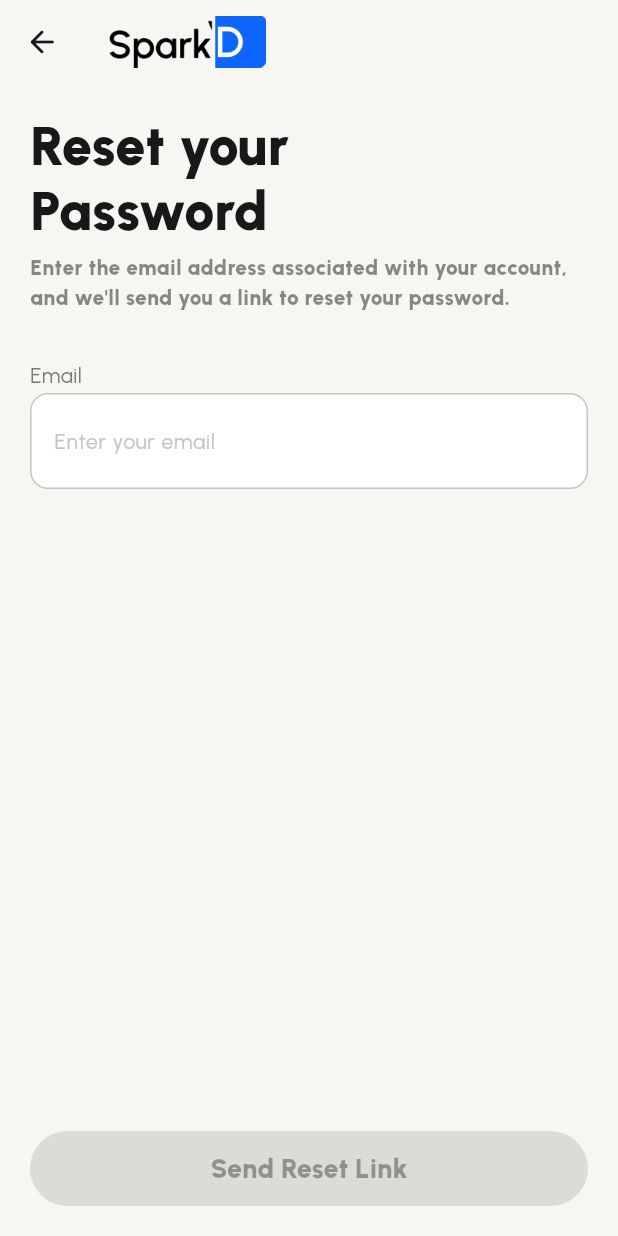
After one commit to ItsAfsalVN/sparkd, a Flutter app: the ForgotPasswordScreen screen opened directly, on a phone screen of 412 x 824 dp. The commit adds this screen. Run offline on Flutter 3.47's test engine with Material 3 defaults, Android fonts, the phone set to English and light mode, and no system bars; our stand-ins replace cloud_firestore, equatable, firebase_auth, firebase_core, flutter_bloc, flutter_dotenv and 7 more; accounts and stored records are empty.

Commit message:
Implemented forgot password upto sending email

```diff
--- a/lib/core/services/service_locator.dart
+++ b/lib/core/services/service_locator.dart
@@ -4,6 +4,7 @@ import 'package:flutter_secure_storage/flutter_secure_storage.dart';
 import 'package:get_it/get_it.dart';
 import 'package:shared_preferences/shared_preferences.dart';
 import 'package:sparkd/features/auth/domain/usecases/create_user_with_email_and_password.dart';
+import 'package:sparkd/features/auth/domain/usecases/forgot_password.dart';
 import 'package:sparkd/features/auth/domain/usecases/link_phone_credential.dart';
 import 'package:sparkd/features/auth/domain/usecases/save_user_profile.dart';
 import 'package:sparkd/features/spark/data/datasources/static_skill_data_source.dart';
@@ -22,6 +23,7 @@ import 'package:sparkd/features/auth/domain/usecases/login_user.dart';
 import 'package:sparkd/features/auth/presentation/bloc/auth_bloc.dart';
 import 'package:sparkd/features/auth/presentation/bloc/phone/phone_bloc.dart';
 import 'package:sparkd/features/auth/presentation/bloc/sign_in/sign_in_bloc.dart';
+import 'package:sparkd/features/auth/presentation/bloc/forgot_password/forgot_password_bloc.dart';
 
 final sl = GetIt.instance;
 
@@ -50,6 +52,8 @@ Future<void> init() async {
 
   sl.registerFactory(() => SignInBloc(loginUserUseCase: sl()));
 
+  sl.registerFactory(() => ForgotPasswordBloc(forgotPasswordUseCase: sl()));
+
   sl.registerFactory(
     () => SkillsBloc(signUpDataRepository: sl(), staticDataSource: sl()),
   );
@@ -67,6 +71,7 @@ Future<void> init() async {
   );
   sl.registerLazySingleton(() => SaveUserProfileUseCase(authRepository: sl()));
   sl.registerLazySingleton(() => LoginUserUseCase(authRepository: sl()));
+  sl.registerLazySingleton(() => ForgotPasswordUseCase(authRepository: sl()));
 
   // Repositories
   sl.registerLazySingleton<AuthRepository>(
--- a/lib/features/auth/data/datasources/auth_remote_data_source.dart
+++ b/lib/features/auth/data/datasources/auth_remote_data_source.dart
@@ -25,6 +25,8 @@ abstract class AuthRemoteDataSource {
     required String email,
     required String password,
   });
+
+  Future<void> forgotPassword({required String email});
 }
 
 class AuthRemoteDataSourceImplementation extends AuthRemoteDataSource {
@@ -198,4 +200,17 @@ class AuthRemoteDataSourceImplementation extends AuthRemoteDataSource {
     }
   }
 
+  @override
+  Future<void> forgotPassword({required String email}) {
+    try {
+      return firebaseAuth.sendPasswordResetEmail(email: email);
+    } on FirebaseAuthException catch (error) {
+      throw Exception(
+        'Failed to send password reset email: ${error.message ?? error.code}',
+      );
+    } catch (error) {
+      throw Exception('Error sending password reset email: $error');
+    }
+  }
+
 }
--- a/lib/features/auth/data/repositories/auth_repository_implementation.dart
+++ b/lib/features/auth/data/repositories/auth_repository_implementation.dart
@@ -114,4 +114,16 @@ class AuthRepositoryImplementation implements AuthRepository {
       rethrow;
     }
   }
+
+  @override
+  Future<void> forgotPassword({required String email}) {
+    try {
+      return remoteDataSource.forgotPassword(email: email);
+    } catch (error) {
+      logger.e("AuthRepositoryImplementation Error in forgot password: $error");
+      rethrow;
+    }
+  }
+
+
 }
--- a/lib/features/auth/domain/repositories/auth_repository.dart
+++ b/lib/features/auth/domain/repositories/auth_repository.dart
@@ -28,4 +28,6 @@ abstract class AuthRepository {
     required String email,
     required String password,
   });
+
+  Future<void> forgotPassword({required String email});
 }
--- /dev/null
+++ b/lib/features/auth/domain/usecases/forgot_password.dart
@@ -0,0 +1,12 @@
+import 'package:sparkd/features/auth/domain/repositories/auth_repository.dart';
+
+class ForgotPasswordUseCase {
+  final AuthRepository _authRepository;
+
+  ForgotPasswordUseCase({required AuthRepository authRepository})
+      : _authRepository = authRepository;
+
+ Future<void> call({required String email}) async {
+  return await _authRepository.forgotPassword(email: email);
+ }
+}
--- /dev/null
+++ b/lib/features/auth/presentation/bloc/forgot_password/forgot_password_bloc.dart
@@ -0,0 +1,60 @@
+import 'package:equatable/equatable.dart';
+import 'package:flutter_bloc/flutter_bloc.dart';
+import 'package:sparkd/core/utils/form_statuses.dart';
+import 'package:sparkd/features/auth/domain/usecases/forgot_password.dart';
+
+part 'forgot_password_event.dart';
+part 'forgot_password_state.dart';
+
+class ForgotPasswordBloc
+    extends Bloc<ForgotPasswordEvent, ForgotPasswordState> {
+  final ForgotPasswordUseCase _forgotPasswordUseCase;
+  ForgotPasswordBloc({required ForgotPasswordUseCase forgotPasswordUseCase})
+    : _forgotPasswordUseCase = forgotPasswordUseCase,
+      super(const ForgotPasswordState()) {
+    on<ForgotPasswordEmailChanged>(_onEmailChanged);
+    on<ForgotPasswordSubmitted>(_onSubmitted);
+  }
+
+  void _onEmailChanged(
+    ForgotPasswordEmailChanged event,
+    Emitter<ForgotPasswordState> emit,
+  ) {
+    final email = event.email;
+    final isEmailValid = email.contains('@') && email.contains('.');
+
+    emit(
+      state.copyWith(
+        email: email,
+        isEmailValid: isEmailValid,
+        status: isEmailValid ? FormStatus.valid : FormStatus.invalid,
+        errorMessage: null,
+      ),
+    );
+  }
+
+  Future<void> _onSubmitted(
+    ForgotPasswordSubmitted event,
+    Emitter<ForgotPasswordState> emit,
+  ) async {
+    if (!state.isEmailValid) {
+      emit(
+        state.copyWith(
+          status: FormStatus.invalid,
+          errorMessage: 'Please enter a valid email address.',
+        ),
+      );
+      return;
+    }
+    emit(state.copyWith(status: FormStatus.submitting, errorMessage: null));
+
+    try {
+      await _forgotPasswordUseCase.call(email: state.email);
+      emit(state.copyWith(status: FormStatus.success));
+    } catch (e) {
+      emit(
+        state.copyWith(status: FormStatus.failure, errorMessage: e.toString()),
+      );
+    }
+  }
+}
--- /dev/null
+++ b/lib/features/auth/presentation/bloc/forgot_password/forgot_password_event.dart
@@ -0,0 +1,24 @@
+part of 'forgot_password_bloc.dart';
+
+sealed class ForgotPasswordEvent extends Equatable {
+  const ForgotPasswordEvent();
+
+  @override
+  List<Object> get props => [];
+}
+
+class ForgotPasswordEmailChanged extends ForgotPasswordEvent {
+  final String email;
+
+  const ForgotPasswordEmailChanged(this.email);
+
+  @override
+  List<Object> get props => [email];
+}
+
+class ForgotPasswordSubmitted extends ForgotPasswordEvent {
+  const ForgotPasswordSubmitted();
+
+  @override
+  List<Object> get props => [];
+}
--- /dev/null
+++ b/lib/features/auth/presentation/bloc/forgot_password/forgot_password_state.dart
@@ -0,0 +1,32 @@
+part of 'forgot_password_bloc.dart';
+
+class ForgotPasswordState extends Equatable {
+  final String email;
+  final bool isEmailValid;
+  final String? errorMessage;
+  final FormStatus status;
+
+  const ForgotPasswordState({
+    this.email = '',
+    this.isEmailValid = false,
+    this.errorMessage,
+    this.status = FormStatus.initial,
+  });
+
+  ForgotPasswordState copyWith({
+    String? email,
+    bool? isEmailValid,
+    String? errorMessage,
+    FormStatus? status,
+  }) {
+    return ForgotPasswordState(
+      email: email ?? this.email,
+      isEmailValid: isEmailValid ?? this.isEmailValid,
+      errorMessage: errorMessage ?? this.errorMessage,
+      status: status ?? this.status,
+    );
+  }
+
+  @override
+  List<Object> get props => [email, isEmailValid, errorMessage ?? '', status];
+}
--- /dev/null
+++ b/lib/features/auth/presentation/screens/forgot_password_screen.dart
@@ -0,0 +1,218 @@
+import 'package:flutter/material.dart';
+import 'package:flutter_bloc/flutter_bloc.dart';
+import 'package:sparkd/core/presentation/widgets/custom_button.dart';
+import 'package:sparkd/core/presentation/widgets/custom_text_field.dart';
+import 'package:sparkd/core/utils/app_text_theme_extension.dart';
+import 'package:sparkd/core/utils/form_statuses.dart';
+import 'package:sparkd/core/utils/logger.dart';
+import 'package:sparkd/core/utils/snackbar_helper.dart';
+import 'package:sparkd/core/services/service_locator.dart' as di;
+import 'package:sparkd/features/auth/presentation/bloc/forgot_password/forgot_password_bloc.dart';
+import 'package:sparkd/features/auth/presentation/screens/password_reset_sent_screen.dart';
+
+class ForgotPasswordScreen extends StatefulWidget {
+  const ForgotPasswordScreen({super.key});
+
+  @override
+  State<ForgotPasswordScreen> createState() => _ForgotPasswordScreenState();
+}
+
+class _ForgotPasswordScreenState extends State<ForgotPasswordScreen> {
+  final _formKey = GlobalKey<FormState>();
+  final _emailController = TextEditingController();
+  final _emailFocusNode = FocusNode();
+  late final ForgotPasswordBloc _forgotPasswordBloc;
+  bool _emailTouched = false;
+  bool _hasEmail = false;
+
+  @override
+  void initState() {
+    super.initState();
+    _forgotPasswordBloc = di.sl<ForgotPasswordBloc>();
+
+    // Track email content for button state
+    _emailController.addListener(() {
+      setState(() {
+        _hasEmail = _emailController.text.trim().isNotEmpty;
+      });
+    });
+
+    // Mark email as touched when it loses focus
+    _emailFocusNode.addListener(() {
+      if (!_emailFocusNode.hasFocus && !_emailTouched) {
+        setState(() {
+          _emailTouched = true;
+        });
+      }
+    });
+  }
+
+  @override
+  void dispose() {
+    _emailController.dispose();
+    _emailFocusNode.dispose();
+    _forgotPasswordBloc.close();
+    super.dispose();
+  }
+
+  void _onEmailChanged(String value) {
+    setState(() {
+      _emailTouched = true;
+    });
+    _forgotPasswordBloc.add(ForgotPasswordEmailChanged(value));
+  }
+
+  void _submitForm() {
+    final email = _emailController.text.trim();
+
+    if (email.isEmpty) {
+      showSnackbar(
+        context,
+        'Please enter your email address',
+        SnackBarType.error,
+      );
+      return;
+    }
+
+    if (!email.contains('@')) {
+      showSnackbar(
+        context,
+        'Please enter a valid email address',
+        SnackBarType.error,
+      );
+      return;
+    }
+
+    FocusScope.of(context).unfocus();
+    _forgotPasswordBloc.add(const ForgotPasswordSubmitted());
+  }
+
+  @override
+  Widget build(BuildContext context) {
+    final bool isLightMode = Theme.of(context).brightness == Brightness.light;
+    final logo = isLightMode
+        ? 'assets/images/logo_light.png'
+        : 'assets/images/logo_dark.png';
+    final textStyles = Theme.of(context).textStyles;
+    final ColorScheme colorScheme = Theme.of(context).colorScheme;
+
+    return BlocProvider.value(
+      value: _forgotPasswordBloc,
+      child: BlocListener<ForgotPasswordBloc, ForgotPasswordState>(
+        listener: (context, state) {
+          if (state.status == FormStatus.success) {
+            // Navigate to confirmation screen
+            Navigator.pushReplacement(
+              context,
+              MaterialPageRoute(
+                builder: (context) =>
+                    PasswordResetSentScreen(email: state.email),
+              ),
+            );
+            logger.i("ForgotPassword: Reset email sent to ${state.email}");
+          } else if (state.status == FormStatus.failure &&
+              state.errorMessage != null) {
+            // Show error message
+            showSnackbar(context, state.errorMessage!, SnackBarType.error);
+            logger.e("ForgotPassword: Failed - ${state.errorMessage}");
+          }
+        },
+        child: Scaffold(
+          appBar: AppBar(
+            automaticallyImplyLeading: false,
+            leading: IconButton(
+              onPressed: () {
+                Navigator.pop(context);
+              },
+              icon: Icon(Icons.arrow_back_rounded),
+            ),
+            title: Image.asset(
+              logo,
+              height: 35,
+              width: 105,
+              fit: BoxFit.contain,
+            ),
+            surfaceTintColor: Colors.transparent,
+            scrolledUnderElevation: 0.0,
+          ),
+          body: SafeArea(
+            child: Form(
+              key: _formKey,
+              child: Padding(
+                padding: EdgeInsets.all(20),
+                child: Column(
+                  crossAxisAlignment: CrossAxisAlignment.start,
+                  mainAxisAlignment: MainAxisAlignment.spaceBetween,
+                  children: [
+                    Column(
+                      crossAxisAlignment: CrossAxisAlignment.start,
+                      spacing: 32,
+                      children: [
+                        Column(
+                          crossAxisAlignment: CrossAxisAlignment.start,
+                          spacing: 6,
+                          children: [
+                            Text(
+                              "Reset your\nPassword",
+                              style: Theme.of(context).textStyles.heading2,
+                            ),
+                            Text(
+                              "Enter the email address associated with your account, and we'll send you a link to reset your password.",
+                              style: textStyles.subtext.copyWith(
+                                color: colorScheme.onSurface.withValues(
+                                  alpha: .5,
+                                ),
+                                fontWeight: FontWeight.w900,
+                              ),
+                            ),
+                          ],
+                        ),
+                        BlocBuilder<ForgotPasswordBloc, ForgotPasswordState>(
+                          builder: (context, state) {
+                            return CustomTextField(
+                              hintText: "Enter your email",
+                              labelText: "Email",
+                              controller: _emailController,
+                              focusNode: _emailFocusNode,
+                              keyboardType: TextInputType.emailAddress,
+                              onChanged: _onEmailChanged,
+                              validator: (value) {
+                                // Only show validation errors if the user has interacted with this field
+                                if (!_emailTouched) return null;
+
+                                if (value == null || value.isEmpty) {
+                                  return 'Email is required';
+                                }
+                                if (!value.contains('@')) {
+                                  return 'Please enter a valid email address';
+                                }
+                                return null;
+                              },
+                            );
+                          },
+                        ),
+                      ],
+                    ),
+                    BlocBuilder<ForgotPasswordBloc, ForgotPasswordState>(
+                      builder: (context, state) {
+                        final isLoading = state.status == FormStatus.submitting;
+
+                        return CustomButton(
+                          onPressed: _hasEmail && !isLoading
+                              ? _submitForm
+                              : null,
+                          title: isLoading ? "Sending..." : "Send Reset Link",
+                          isLoading: isLoading,
+                        );
+                      },
+                    ),
+                  ],
+                ),
+              ),
+            ),
+          ),
+        ),
+      ),
+    );
+  }
+}
```
Also changed, not shown: lib/features/auth/presentation/screens/login_screen.dart (+12 -32 lines), lib/features/auth/presentation/screens/password_reset_sent_screen.dart (added, +167 -0 lines), lib/features/auth/presentation/screens/reset_password_screen.dart (deleted, +0 -69 lines), lib/features/auth/presentation/screens/sign_up_screen.dart (+4 -13 lines).
